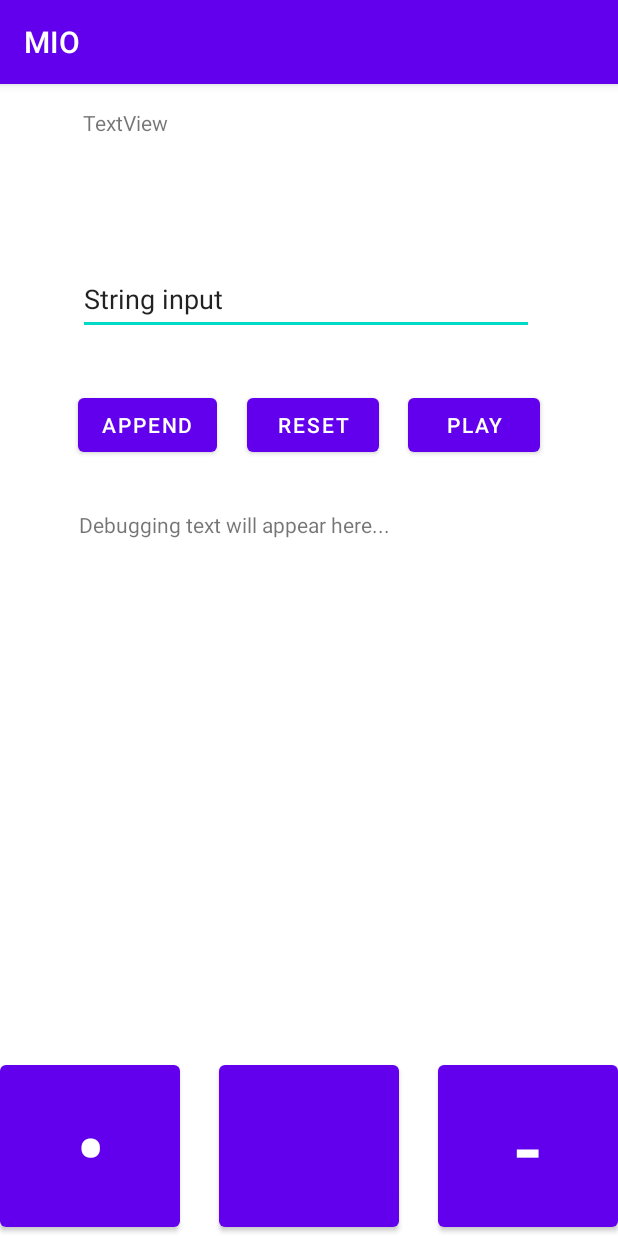
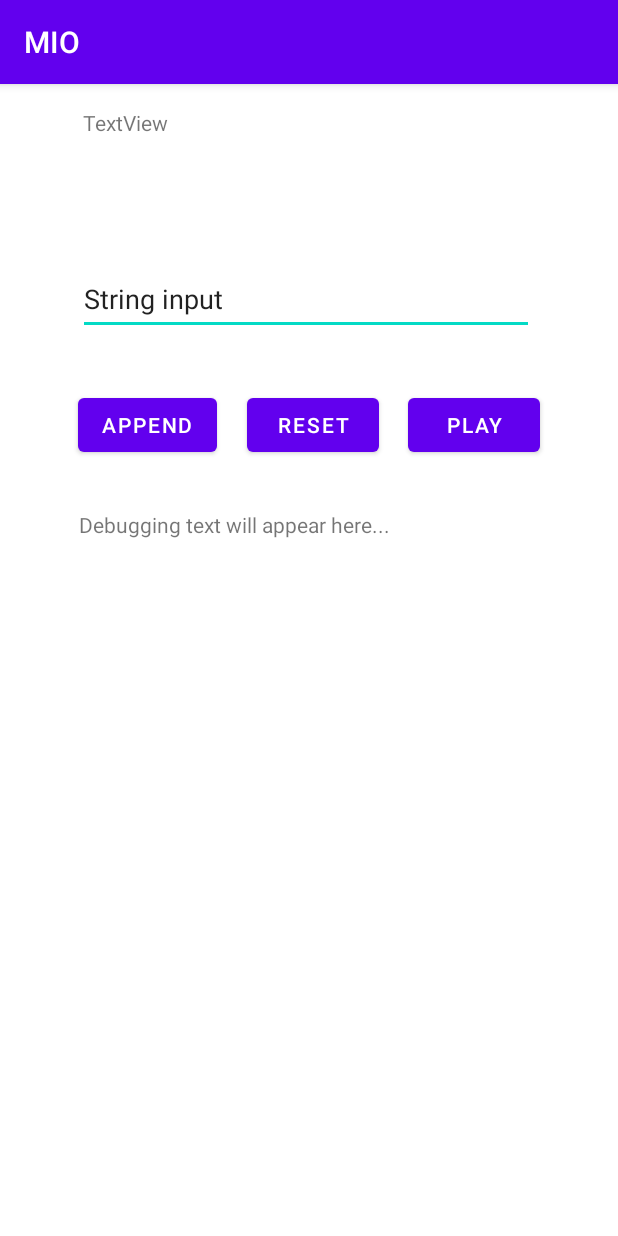
Before and after one commit to dave-ck/MIO, an Android app: the screen it shows after launch (MainActivity), on a phone screen of 412 x 824 dp. Run offline under Robolectric (Android 15) with nearby library versions, the phone set to English and light mode, and no system bars.

```diff
--- a/app/src/main/java/mio/dotdotdash/org/MainActivity.java
+++ b/app/src/main/java/mio/dotdotdash/org/MainActivity.java
@@ -23,9 +23,6 @@ public class MainActivity extends AppCompatActivity {
         Button appendStrBtn = (Button) findViewById(R.id.appendStrBtn);
         Button resetBtn = (Button) findViewById(R.id.resetBtn);
         Button playBtn = (Button) findViewById(R.id.playBtn);
-        Button dotBtn = (Button) findViewById(R.id.dotBtn);
-        Button dashBtn = (Button) findViewById(R.id.dashBtn);
-        Button blankBtn = (Button) findViewById(R.id.blankBtn);
         TextView outputTextView = (TextView) findViewById(R.id.outputTextView);
         TextView debugTextView = (TextView) findViewById(R.id.debugTextView);
         EditText appendStrEditText = (EditText) findViewById(R.id.appendStrEditText);
@@ -50,36 +47,6 @@ public class MainActivity extends AppCompatActivity {
             @Override
             public void onClick(View v) {
                 outputTextView.setText("");
-            }
-        });
-        dotBtn.setOnClickListener(new View.OnClickListener() {
-            @Override
-            public void onClick(View v) {
-                symSequence[0] += ".";
-                blanksSeen[0] = 0;
-            }
-        });
-        dashBtn.setOnClickListener(new View.OnClickListener() {
-            @Override
-            public void onClick(View v) {
-                symSequence[0] += "-";
-                blanksSeen[0] = 0;
-            }
-        });
-        blankBtn.setOnClickListener(new View.OnClickListener() {
-            @Override
-            public void onClick(View v) {
-                blanksSeen[0] += 1;
-                if (blanksSeen[0] > 1) {
-                    if (!outputTextView.getText().toString().isEmpty()) {
-                        outputTextView.append("\n");
-                    }
-                    outputTextView.append(mc.fromMorse(symSequence[0]));
-                    symSequence[0] = "";
-                    blanksSeen[0] = 0;
-                } else {
-                    symSequence[0] += " ";
-                }
             }
         });
 
--- a/app/src/main/java/mio/dotdotdash/org/MorseCoder.java
+++ b/app/src/main/java/mio/dotdotdash/org/MorseCoder.java
@@ -165,4 +165,8 @@ public class MorseCoder {
         }
         return out.toString();
     }
+
+    public String morseLookup(String in){
+        return morseToText.get(in);
+    }
 }
--- a/app/src/main/res/layout/activity_main.xml
+++ b/app/src/main/res/layout/activity_main.xml
@@ -17,38 +17,6 @@
         android:text="String input"
         app:layout_constraintStart_toStartOf="parent"
         app:layout_constraintTop_toBottomOf="@+id/outputTextView" />
-
-    <Button
-        android:id="@+id/dotBtn"
-        android:layout_width="wrap_content"
-        android:layout_height="wrap_content"
-        android:width="120sp"
-        android:height="120sp"
-        android:text="•"
-        android:textSize="56sp"
-        app:layout_constraintBottom_toBottomOf="parent"
-        app:layout_constraintStart_toStartOf="parent" />
-
-    <Button
-        android:id="@+id/dashBtn"
-        android:layout_width="wrap_content"
-        android:layout_height="wrap_content"
-        android:width="120sp"
-        android:height="120sp"
-        android:text="-"
-        android:textSize="56sp"
-        app:layout_constraintBottom_toBottomOf="parent"
-        app:layout_constraintEnd_toEndOf="parent" />
-
-    <Button
-        android:id="@+id/blankBtn"
-        android:layout_width="wrap_content"
-        android:layout_height="wrap_content"
-        android:width="120sp"
-        android:height="120sp"
-        app:layout_constraintBottom_toBottomOf="parent"
-        app:layout_constraintEnd_toStartOf="@+id/dashBtn"
-        app:layout_constraintStart_toEndOf="@+id/dotBtn" />
 
     <TextView
         android:id="@+id/outputTextView"
--- a/app/src/main/res/values/colors.xml
+++ b/app/src/main/res/values/colors.xml
@@ -7,4 +7,5 @@
     <color name="teal_700">#FF018786</color>
     <color name="black">#FF000000</color>
     <color name="white">#FFFFFFFF</color>
+    <color name="colorPrimary">#4336F4</color>
 </resources>
--- /dev/null
+++ b/app/src/main/res/xml/method.xml
@@ -0,0 +1,6 @@
+<?xml version="1.0" encoding="utf-8"?>
+<input-method
+    xmlns:android="http://schemas.android.com/apk/res/android">
+    <subtype
+        android:imeSubtypeMode="keyboard"/>
+</input-method>
```
Also changed, not shown: app/src/main/AndroidManifest.xml (+14 -0 lines), app/src/main/java/mio/dotdotdash/org/MorseInputMethodService.java (added, +103 -0 lines), app/src/main/res/layout/key_preview.xml (added, +10 -0 lines), app/src/main/res/layout/morse_keyboard_view.xml (added, +9 -0 lines), app/src/main/res/xml/morse_pad.xml (added, +20 -0 lines).
